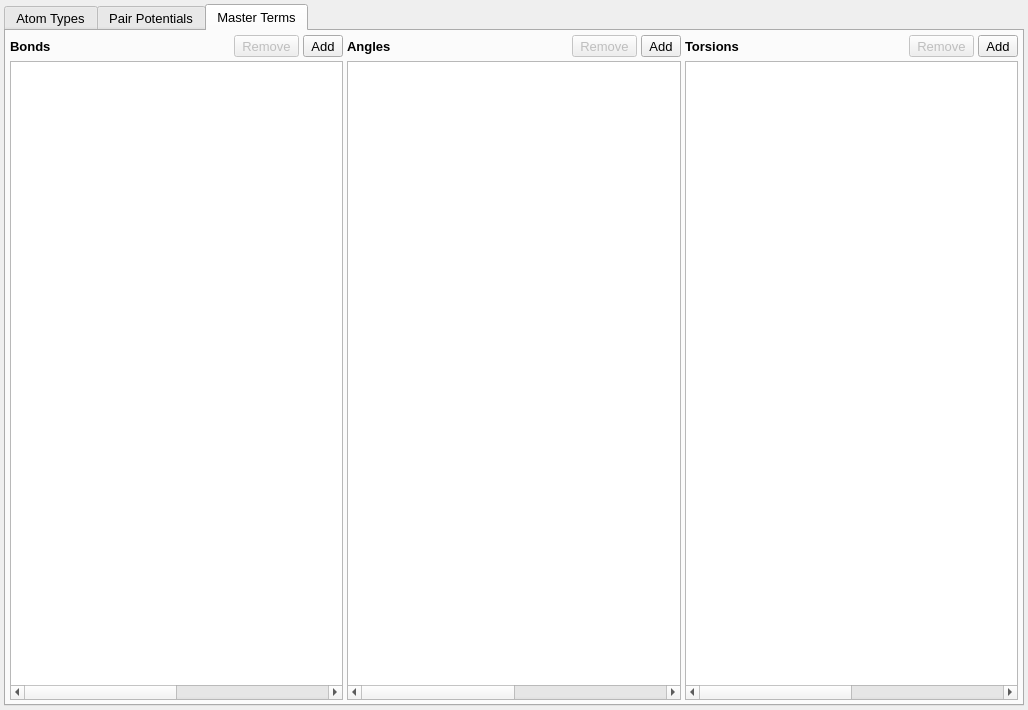
Above: src/gui/forcefieldtab.ui from disorderedmaterials/dissolve before the change. Below: the same form after it.
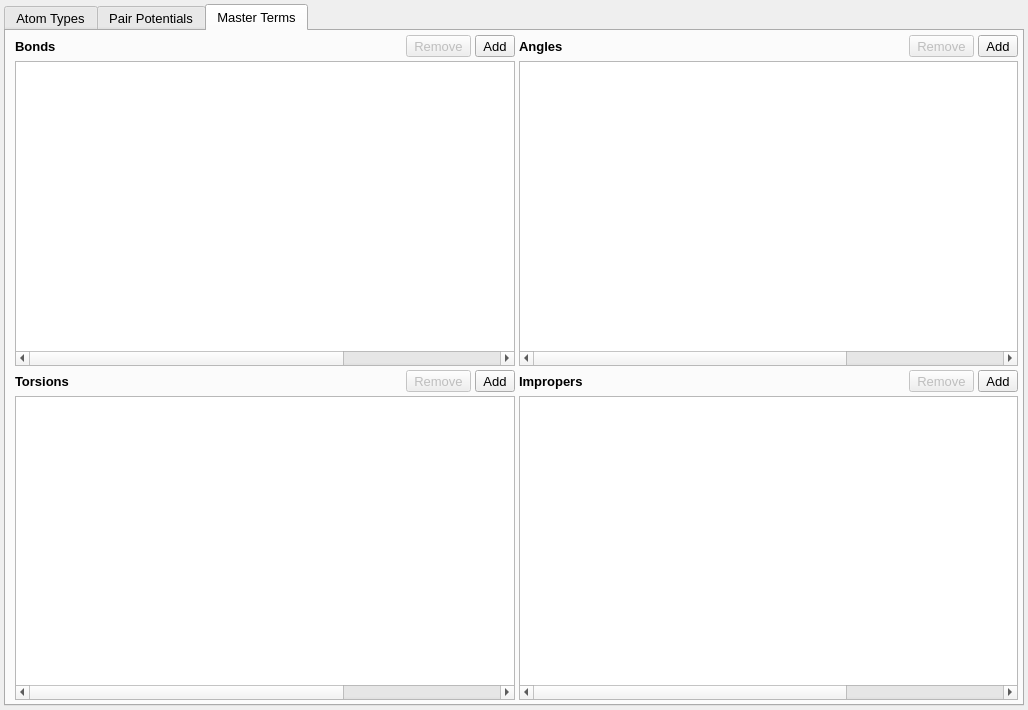
That is the form after the change. The open tabs and pages were chosen to show the change. Icons and pictures are not drawn. Custom widgets are drawn as their Qt base class.

Commit message: Add improper torsion terms.

```diff
--- a/src/gui/forcefieldtab.ui
+++ b/src/gui/forcefieldtab.ui
@@ -620,13 +620,7 @@
       <attribute name="title">
        <string>Master Terms</string>
       </attribute>
-      <layout class="QHBoxLayout" name="horizontalLayout_7">
-       <property name="spacing">
-        <number>4</number>
-       </property>
-       <property name="leftMargin">
-        <number>4</number>
-       </property>
+      <layout class="QGridLayout" name="gridLayout_3">
        <property name="topMargin">
         <number>4</number>
        </property>
@@ -636,7 +630,10 @@
        <property name="bottomMargin">
         <number>4</number>
        </property>
-       <item>
+       <property name="spacing">
+        <number>4</number>
+       </property>
+       <item row="0" column="0">
         <layout class="QVBoxLayout" name="MasterBondsLayout">
          <property name="spacing">
           <number>4</number>
@@ -788,7 +785,7 @@
          </item>
         </layout>
        </item>
-       <item>
+       <item row="0" column="1">
         <layout class="QVBoxLayout" name="MasterAnglesLayout">
          <item>
           <layout class="QHBoxLayout" name="horizontalLayout_2">
@@ -937,7 +934,7 @@
          </item>
         </layout>
        </item>
-       <item>
+       <item row="1" column="0">
         <layout class="QVBoxLayout" name="MasterTorsionsLayout">
          <item>
           <layout class="QHBoxLayout" name="horizontalLayout_3">
@@ -1038,6 +1035,155 @@
          </item>
          <item>
           <widget class="QTableWidget" name="MasterTorsionsTable">
+           <property name="font">
+            <font>
+             <pointsize>10</pointsize>
+            </font>
+           </property>
+           <property name="columnCount">
+            <number>6</number>
+           </property>
+           <attribute name="horizontalHeaderVisible">
+            <bool>false</bool>
+           </attribute>
+           <attribute name="verticalHeaderVisible">
+            <bool>false</bool>
+           </attribute>
+           <column>
+            <property name="text">
+             <string>Name</string>
+            </property>
+           </column>
+           <column>
+            <property name="text">
+             <string>Form</string>
+            </property>
+           </column>
+           <column>
+            <property name="text">
+             <string>Parameter 1</string>
+            </property>
+           </column>
+           <column>
+            <property name="text">
+             <string>Parameter 2</string>
+            </property>
+           </column>
+           <column>
+            <property name="text">
+             <string>Parameter 3</string>
+            </property>
+           </column>
+           <column>
+            <property name="text">
+             <string>Parameter 4</string>
+            </property>
+           </column>
+          </widget>
+         </item>
+        </layout>
+       </item>
+       <item row="1" column="1">
+        <layout class="QVBoxLayout" name="MasterImpropersLayout">
+         <item>
+          <layout class="QHBoxLayout" name="horizontalLayout_7">
+           <property name="spacing">
+            <number>4</number>
+           </property>
+           <item>
+            <widget class="QLabel" name="label_4">
+             <property name="sizePolicy">
+              <sizepolicy hsizetype="Minimum" vsizetype="Preferred">
+               <horstretch>0</horstretch>
+               <verstretch>0</verstretch>
+              </sizepolicy>
+             </property>
+             <property name="font">
+              <font>
+               <weight>75</weight>
+               <bold>true</bold>
+              </font>
+             </property>
+             <property name="text">
+              <string>Impropers</string>
+             </property>
+            </widget>
+           </item>
+           <item>
+            <spacer name="horizontalSpacer_6">
+             <property name="orientation">
+              <enum>Qt::Horizontal</enum>
+             </property>
+             <property name="sizeHint" stdset="0">
+              <size>
+               <width>40</width>
+               <height>20</height>
+              </size>
+             </property>
+            </spacer>
+           </item>
+           <item>
+            <widget class="QToolButton" name="MasterTermRemoveImproperButton">
+             <property name="enabled">
+              <bool>false</bool>
+             </property>
+             <property name="sizePolicy">
+              <sizepolicy hsizetype="Fixed" vsizetype="Fixed">
+               <horstretch>0</horstretch>
+               <verstretch>0</verstretch>
+              </sizepolicy>
+             </property>
+             <property name="text">
+              <string>Remove</string>
+             </property>
+             <property name="icon">
+              <iconset resource="main.qrc">
+               <normaloff>:/general/icons/general_remove.svg</normaloff>:/general/icons/general_remove.svg</iconset>
+             </property>
+             <property name="iconSize">
+              <size>
+               <width>16</width>
+               <height>16</height>
+              </size>
+             </property>
+             <property name="shortcut">
+              <string>Return</string>
+             </property>
+             <property name="toolButtonStyle">
+              <enum>Qt::ToolButtonTextBesideIcon</enum>
+             </property>
+            </widget>
+           </item>
+           <item>
+            <widget class="QToolButton" name="MasterTermAddImproperButton">
+             <property name="sizePolicy">
+              <sizepolicy hsizetype="Fixed" vsizetype="Fixed">
+               <horstretch>0</horstretch>
+               <verstretch>0</verstretch>
+              </sizepolicy>
+             </property>
+             <property name="text">
+              <string>Add</string>
+             </property>
+             <property name="icon">
+              <iconset resource="main.qrc">
+               <normaloff>:/general/icons/general_add.svg</normaloff>:/general/icons/general_add.svg</iconset>
+             </property>
+             <property name="iconSize">
+              <size>
+               <width>16</width>
+               <height>16</height>
+              </size>
+             </property>
+             <property name="toolButtonStyle">
+              <enum>Qt::ToolButtonTextBesideIcon</enum>
+             </property>
+            </widget>
+           </item>
+          </layout>
+         </item>
+         <item>
+          <widget class="QTableWidget" name="MasterImpropersTable">
            <property name="font">
             <font>
              <pointsize>10</pointsize>
```
The commit also changes 33 other files.
